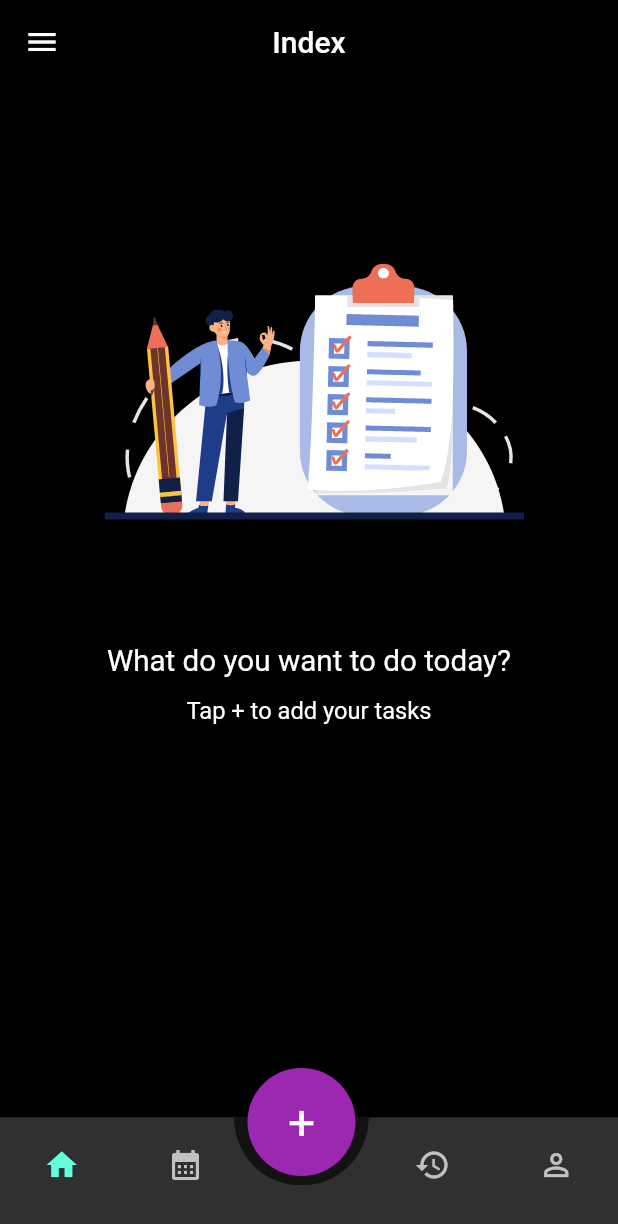
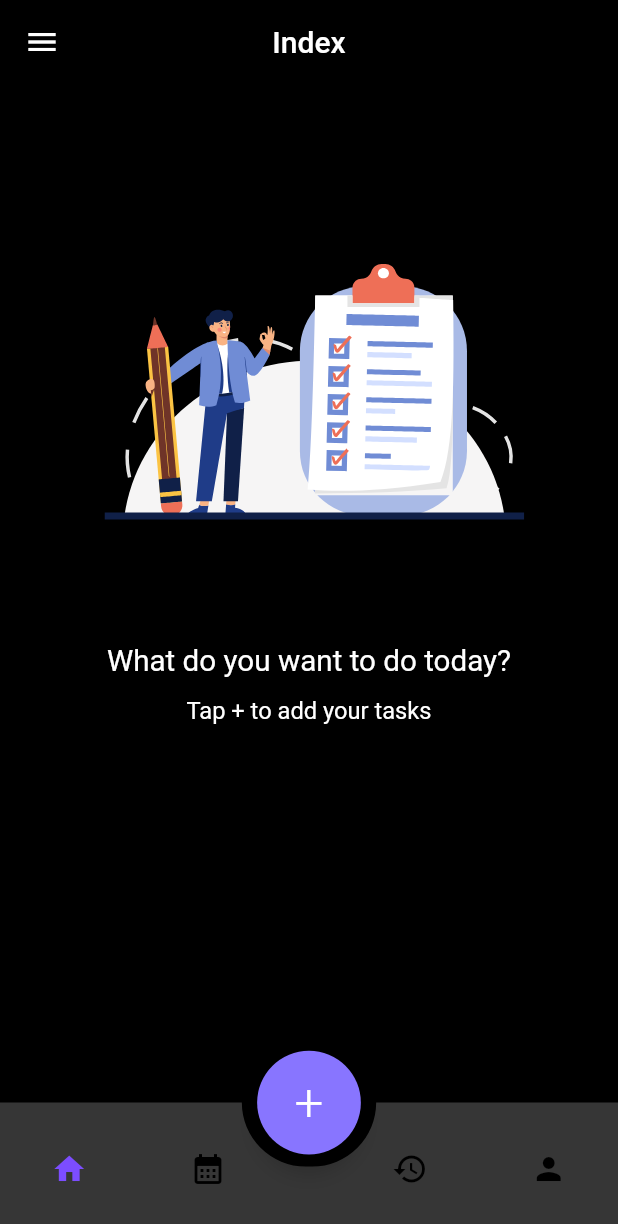
Before and after one commit to ahadjonovss/UpToDo, a Flutter app: the screen it shows after launch, on a phone screen of 412 x 824 dp. Shown: the top 1224 px of the screen. Run offline on Flutter 3.47's test engine with Material 2 defaults, Android fonts, the phone set to English and light mode, and no system bars; drawn by our look-alikes of animated_bottom_navigation_bar; our stand-ins replace calendar_date_picker2, flutter_screenutil, lottie.

```diff
--- a/lib/pages/home/home_page.dart
+++ b/lib/pages/home/home_page.dart
@@ -1,8 +1,12 @@
+import 'package:animated_bottom_navigation_bar/animated_bottom_navigation_bar.dart';
 import 'package:calendar_date_picker2/calendar_date_picker2.dart';
 import 'package:flutter/material.dart';
 import 'package:flutter_screenutil/flutter_screenutil.dart';
 import 'package:lottie/lottie.dart';
+import 'package:up_todo/core/widgets/bottom_nbar_widget.dart';
+import 'package:up_todo/core/widgets/bottom_sheet.dart';
 import 'package:up_todo/core/widgets/text_field.dart';
+import 'package:up_todo/utils/colors.dart';
 import 'package:up_todo/utils/consts.dart';
 
 class HomePage extends StatefulWidget {
@@ -13,19 +17,20 @@ class HomePage extends StatefulWidget {
 }
 
 class _HomePageState extends State<HomePage> {
-  TextEditingController ctrl_bt=TextEditingController();
+  TextEditingController  ctrl_bt=TextEditingController();
+  TextEditingController  ctrl_desc=TextEditingController();
   @override
   Widget build(BuildContext context) {
     return Scaffold(
       backgroundColor: Colors.black,
       appBar: AppBar(
         backgroundColor: Colors.black,
-        title: Text("Index"),
+        title: const Text("Index"),
         centerTitle: true,
-        leading: Icon(Icons.menu),
+        leading: const Icon(Icons.menu),
       ),
       body: SafeArea(
-        child: Container(
+        child: SizedBox(
           height: MediaQuery.of(context).size.height,
           width: MediaQuery.of(context).size.width,
           child: Column(
@@ -57,155 +62,37 @@ class _HomePageState extends State<HomePage> {
           ),
         ),
       ),
-      bottomNavigationBar: SizedBox(
-        height: 80.h,
-        child: BottomNavigationBar(
-          type: BottomNavigationBarType.fixed,
-          items: const [
-            BottomNavigationBarItem(icon: Icon(Icons.home), label: ""),
-            BottomNavigationBarItem(
-                icon: Icon(Icons.calendar_month), label: ""),
-            BottomNavigationBarItem(icon: Icon(null), label: ""),
-            BottomNavigationBarItem(icon: Icon(Icons.history), label: ""),
-            BottomNavigationBarItem(
-                icon: Icon(Icons.person_outline), label: ""),
-          ],
+      floatingActionButton: SizedBox(
+      height: 70.0.h,
+      width: 70.0.w,
+      child: FittedBox(
+        child: FloatingActionButton(
+            onPressed: () {
+              bottomSheet(context, ctrl_bt,ctrl_desc);
+            },
+          backgroundColor: MyColors.purple,
+          child: Text("+",style: TextStyle(color: Colors.white,fontSize: 28.sp,fontWeight: FontWeight.w300),),
         ),
       ),
-      floatingActionButton: InkWell(
-        onTap: (){
-          showModalBottomSheet(
-              shape: RoundedRectangleBorder(
-                borderRadius: BorderRadius.circular(10.0),
-              ),
-              backgroundColor: Colors.white,
-           context: context,
-              builder: (BuildContext context) {
-                return Container(
-                  padding: EdgeInsets.all(24).r,
-                  color: Colors.black54,
-                  child: Column(
-                  crossAxisAlignment: CrossAxisAlignment.start,
-                  children: [
-                    Text('Add Task',style: TextStyle(fontWeight: FontWeight.w600,fontSize: 20.sp),),
-                    SizedBox(height: 8.h,),
-                    Container(
-                      padding: EdgeInsets.only(left: 12).r,
-                      height: 52.h,
-                      width: 358.w,
-                      decoration: BoxDecoration(
-                          border: Border.all(color: const Color(0xFF979797)),
-                          borderRadius: BorderRadius.circular(4).r,
-                          color:  Colors.black54,
+    ),
+      floatingActionButtonLocation: FloatingActionButtonLocation.centerDocked,
+      bottomNavigationBar: AnimatedBottomNavigationBar(
+        icons: const [
+          Icons.home,
+          Icons.calendar_month,
+          Icons.history,
+          Icons.person,
+        ],
+        activeIndex: 0,
+        gapLocation: GapLocation.center,
+        notchSmoothness: NotchSmoothness.softEdge,
+        gapWidth: 40.w,
+        onTap: (index) => setState(() {}),
+        backgroundColor: MyColors.C_363636,
+        height: 90.h,
 
-                      ),
-                      child: TextField(
-                        obscureText: false,
-                        controller: ctrl_bt,
-                        decoration:  const InputDecoration(
-                            border: InputBorder.none,
-                            hintText: "Write your task",
-                            hintStyle: const TextStyle(color: Colors.white)
-                        ),
-                      ),
-                    ),
-                    SizedBox(height: 8.h,),
-                    Container(
-                      padding: EdgeInsets.only(left: 12).r,
-                      height: 52.h,
-                      width: 358.w,
-                      decoration: BoxDecoration(
-                        border: Border.all(color: const Color(0xFF979797)),
-                        borderRadius: BorderRadius.circular(4).r,
-                        color:  Colors.black54,
-
-                      ),
-                      child: TextField(
-                        obscureText: false,
-                        controller: ctrl_bt,
-                        decoration:  const InputDecoration(
-                            border: InputBorder.none,
-                            hintText: "Description",
-                            hintStyle: const TextStyle(color: Colors.white)
-                        ),
-                      ),
-                    ),
-                    Row(
-                      mainAxisAlignment: MainAxisAlignment.spaceBetween,
-                      children: [
-                        Row(
-                          children: [
-                            IconButton(
-                                onPressed: () async {
-                                  var results = await showCalendarDatePicker2Dialog(
-                                    context: context,
-                                    config: CalendarDatePicker2WithActionButtonsConfig(),
-                                    dialogSize: const Size(325, 400),
-                                    initialValue: List.empty(),
-                                    borderRadius: BorderRadius.circular(15),
-                                  );
-                                  print(results);
-                                },
-                                icon: Icon(Icons.calendar_month_outlined)),
-                            IconButton(
-                                onPressed: (){},
-                                icon: Icon(Icons.timer_outlined)),
-                            IconButton(
-                                onPressed: (){
-                                  TimePickerDialog(initialTime: TimeOfDay.fromDateTime(DateTime(28,10,2022)),
-                                  );
-                                },
-                                icon: Icon(Icons.flag)),
-                          ],
-                        ),
-                        IconButton(
-                            onPressed: (){},
-                            icon: Icon(Icons.send)),
-                      ],
-                    )
-                  ],
-                  ),
-
-                );
-              });
-        },
-        child: Stack(children: [
-          Positioned(
-            bottom: 34,
-            left: 155.9,
-            child: Container(
-              width: 90,
-              height: 45.5,
-              decoration: BoxDecoration(
-                  color: Color(0xff121212),
-                  borderRadius: BorderRadius.only(
-                      bottomLeft: Radius.elliptical(76, 80),
-                      bottomRight: Radius.elliptical(76, 80))),
-            ),
-          ),
-          Positioned(
-            bottom: 40,
-            left: 165,
-            child: Container(
-                height: 72,
-                width: 72,
-                decoration: BoxDecoration(
-                  shape: BoxShape.circle,
-                  color: Colors.purple,
-                ),
-                child: Center(
-                  child: Text(
-                    "+",
-                    style: TextStyle(
-                        fontSize: 32,
-                        fontWeight: FontWeight.w400,
-                        color: Colors.white),
-                  ),
-                )),
-          ),
-        ]),
+        //other params
       ),
-      floatingActionButtonLocation: FloatingActionButtonLocation.centerDocked,
     );
   }
 }
--- a/lib/utils/colors.dart
+++ b/lib/utils/colors.dart
@@ -2,4 +2,6 @@ import 'dart:ui';
 
 class MyColors{
   static const purple = Color(0xFF8875FF);
+  static const C_979797 = Color(0xFF979797);
+  static const C_363636 = Color(0xFF363636);
 }
--- a/pubspec.yaml
+++ b/pubspec.yaml
@@ -40,6 +40,7 @@ dependencies:
   lottie: ^1.4.3
   calendar_date_picker2: ^0.2.5
   numberpicker: ^2.1.1
+  animated_bottom_navigation_bar: ^1.1.0
 
 dev_dependencies:
   flutter_test:
```
Also changed, not shown: lib/core/widgets/bottom_nbar_widget.dart (added, +17 -0 lines), lib/core/widgets/bottom_sheet.dart (added, +111 -0 lines), pubspec.lock.
